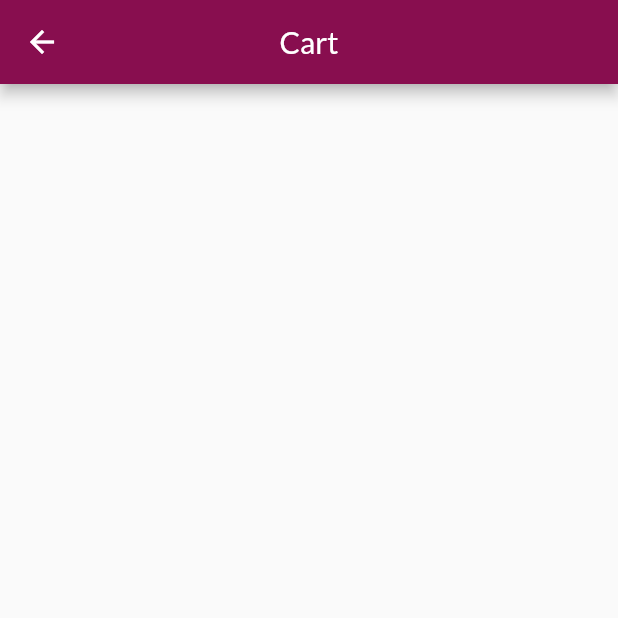
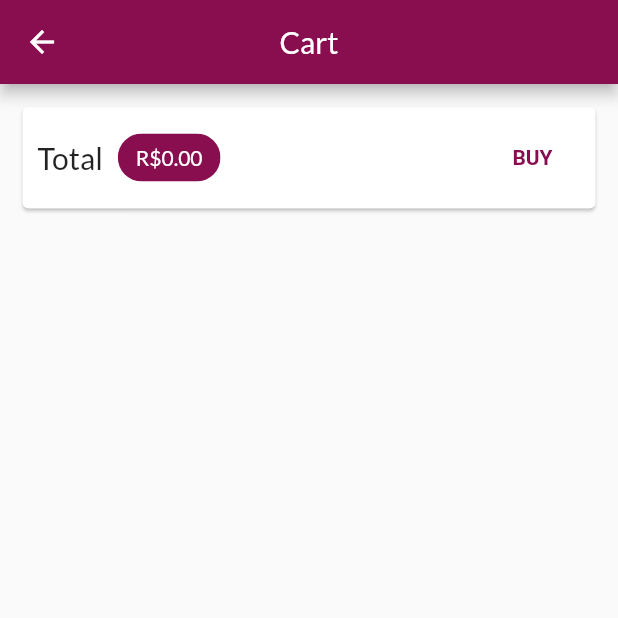
Before and after one commit to caiovcruz/shop, a Flutter app: the CartPage screen opened by its route, on a phone screen of 412 x 824 dp, the top half of it. Run offline on Flutter 3.47's test engine with Material 2 defaults, Android fonts, the phone set to English and light mode, and no system bars; network calls fail.

Commit message:
Finalizing cart feature with dismissible to remove item

```diff
--- a/lib/pages/cart_page.dart
+++ b/lib/pages/cart_page.dart
@@ -1,14 +1,77 @@
 import 'package:flutter/material.dart';
+import 'package:provider/provider.dart';
+
+import '../components/cart_item.dart';
+import '../models/cart.dart';
 
 class CartPage extends StatelessWidget {
   const CartPage({Key? key}) : super(key: key);
 
   @override
   Widget build(BuildContext context) {
+    final Cart cart = Provider.of<Cart>(context);
+    final items = cart.items.values.toList();
+
     return Scaffold(
       appBar: AppBar(
         title: const Text('Cart'),
       ),
+      body: Column(
+        children: [
+          Card(
+            margin: const EdgeInsets.symmetric(
+              horizontal: 15,
+              vertical: 15,
+            ),
+            child: Padding(
+              padding: const EdgeInsets.all(10),
+              child: Row(
+                mainAxisAlignment: MainAxisAlignment.spaceBetween,
+                children: [
+                  const Text(
+                    'Total',
+                    style: TextStyle(
+                      fontSize: 20,
+                    ),
+                  ),
+                  const SizedBox(
+                    width: 10,
+                  ),
+                  Chip(
+                    backgroundColor: Theme.of(context).colorScheme.primary,
+                    label: Text(
+                      'R\$${cart.totalAmount.toStringAsFixed(2)}',
+                      style: TextStyle(
+                        color:
+                            Theme.of(context).primaryTextTheme.headline6?.color,
+                      ),
+                    ),
+                  ),
+                  const Spacer(),
+                  TextButton(
+                    onPressed: () {},
+                    style: TextButton.styleFrom(
+                      textStyle: TextStyle(
+                        color: Theme.of(context).colorScheme.primary,
+                        fontWeight: FontWeight.bold,
+                      ),
+                    ),
+                    child: const Text('BUY'),
+                  ),
+                ],
+              ),
+            ),
+          ),
+          Expanded(
+            child: ListView.builder(
+              itemCount: items.length,
+              itemBuilder: (ctx, index) => CartItemWidget(
+                cartItem: items[index],
+              ),
+            ),
+          ),
+        ],
+      ),
     );
   }
 }
```
Also changed, not shown: lib/components/cart_item.dart (added, +66 -0 lines).
